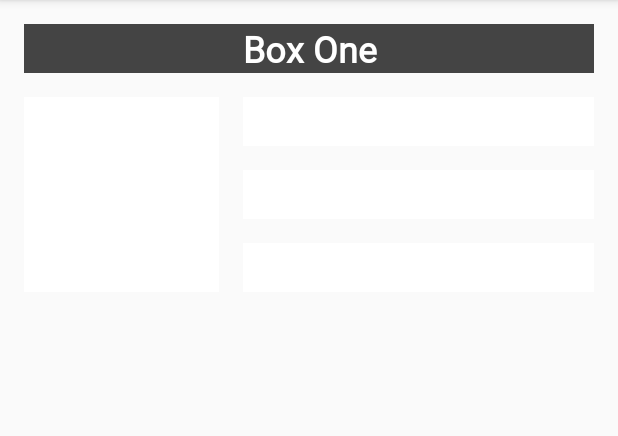
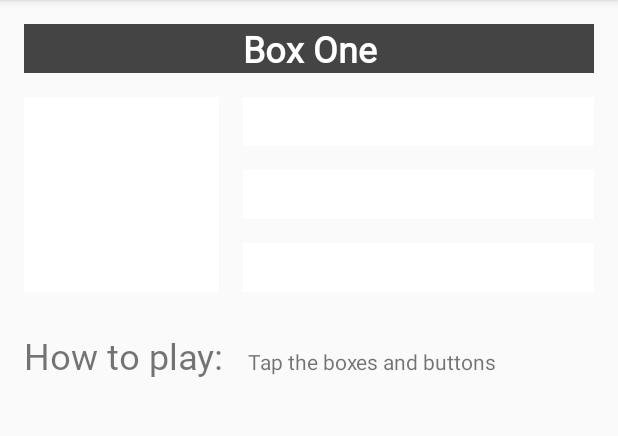
Before and after one commit to Damian9696/Android_Kotlin_ColorMyViews, an Android app: the screen it shows after launch (MainActivity), after a tap on "Box One", on a phone screen of 412 x 824 dp, the part 84-520 px from its top. Run offline under Robolectric (Android 15) with nearby library versions, the phone set to English and light mode, and no system bars.

Commit message:
Added baseline constraint.

```diff
--- a/app/src/main/res/layout/activity_main.xml
+++ b/app/src/main/res/layout/activity_main.xml
@@ -72,4 +72,31 @@
         app:layout_constraintStart_toEndOf="@+id/box_two_text"
         app:layout_constraintTop_toBottomOf="@+id/box_four_text" />
 
+    <TextView
+        android:id="@+id/label_text"
+        android:layout_width="0dp"
+        android:layout_height="wrap_content"
+        android:layout_marginStart="16dp"
+        android:fontFamily="@font/roboto"
+        android:text="@string/how_to_play"
+        android:textSize="24sp"
+        app:layout_constraintBaseline_toBaselineOf="@+id/info_text"
+        app:layout_constraintStart_toStartOf="parent" />
+
+    <TextView
+        android:id="@+id/info_text"
+        android:layout_width="0dp"
+        android:layout_height="wrap_content"
+        android:layout_marginStart="16dp"
+        android:layout_marginTop="16dp"
+        android:layout_marginEnd="16dp"
+        android:layout_marginBottom="16dp"
+        android:text="@string/tap_the_boxes_and_buttons"
+        app:layout_constraintBottom_toBottomOf="parent"
+        app:layout_constraintEnd_toEndOf="parent"
+        app:layout_constraintHorizontal_bias="0.0"
+        app:layout_constraintStart_toEndOf="@+id/label_text"
+        app:layout_constraintTop_toBottomOf="@+id/box_two_text"
+        app:layout_constraintVertical_bias="0.039" />
+
 </androidx.constraintlayout.widget.ConstraintLayout>
--- a/app/src/main/res/values/strings.xml
+++ b/app/src/main/res/values/strings.xml
@@ -8,4 +8,6 @@
     <string name="button_red">RED</string>
     <string name="button_yellow">YELLOW</string>
     <string name="button_green">GREEN</string>
+    <string name="how_to_play">How to play:</string>
+    <string name="tap_the_boxes_and_buttons">Tap the boxes and buttons</string>
 </resources>
```
